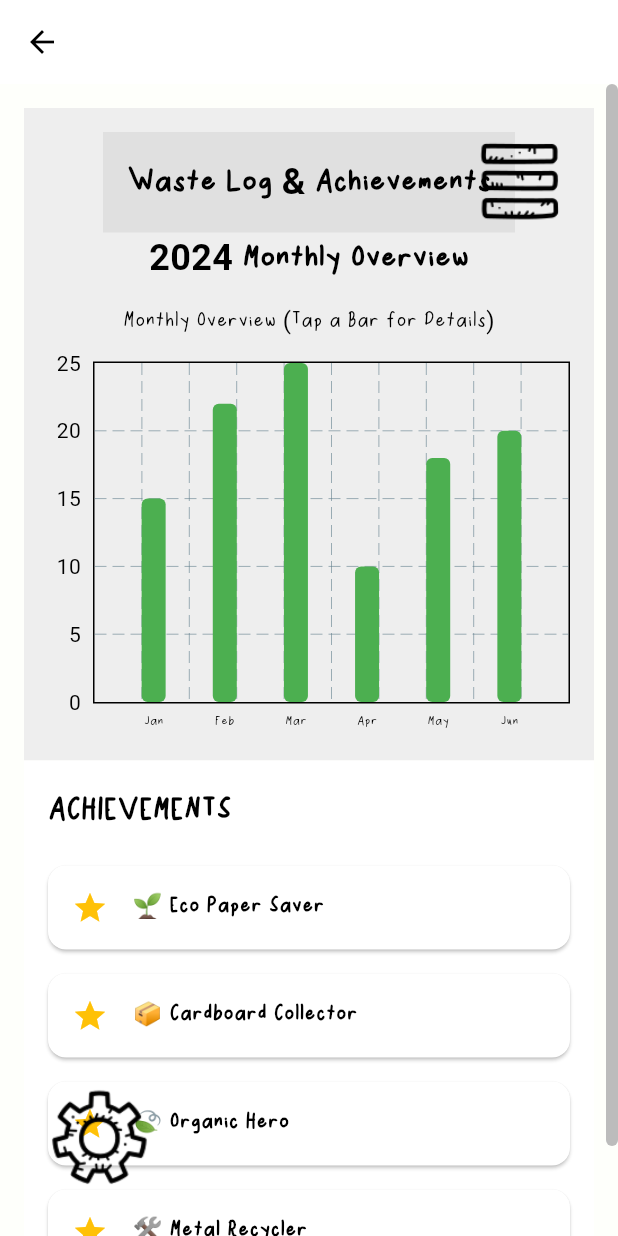
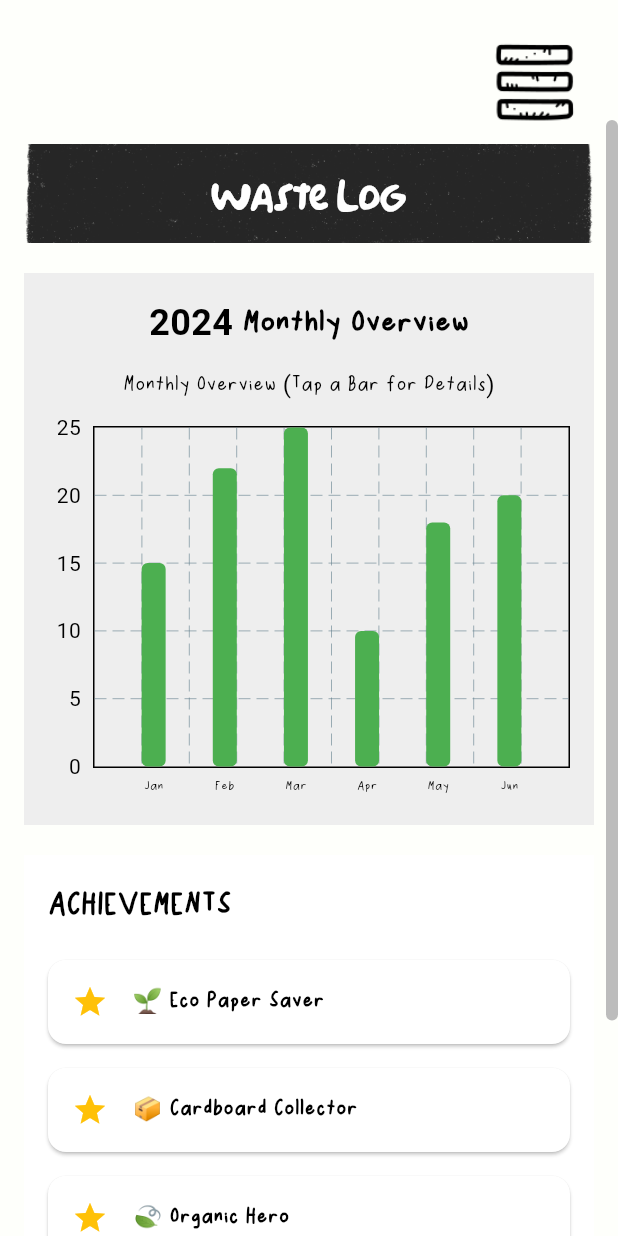
Before and after one commit to clarissachng/trash_classifier, a Flutter app: the OverviewPage screen opened by its route, on a phone screen of 412 x 824 dp. Run offline on Flutter 3.47's test engine with Material 3 defaults, Android fonts, the light colour scheme and no system bars; drawn by our look-alikes of fl_chart; our stand-ins replace camera.

Commit message:
change menu and settings layout

```diff
--- a/lib/overview_page.dart
+++ b/lib/overview_page.dart
@@ -1,5 +1,6 @@
 import 'package:flutter/material.dart';
 import 'package:fl_chart/fl_chart.dart';
+import 'package:flutter/rendering.dart';
 import 'package:intl/intl.dart';
 import '../widget/drawer_menu.dart';
 import '../widget/settings_page.dart';
@@ -18,6 +19,8 @@ class _OverviewPageState extends State<OverviewPage> {
   List<String> achievements = [];
   String? selectedMonth;
   String? currentYear;
+  bool _isMenuVisible = true;
+  bool _isSettingsVisible = false;
 
   final ScrollController _scrollController = ScrollController();
 
@@ -25,6 +28,38 @@ class _OverviewPageState extends State<OverviewPage> {
   void initState() {
     super.initState();
     loadFakeData();
+
+    // Listen to scrolling events
+    _scrollController.addListener(() {
+      if (_scrollController.position.userScrollDirection == ScrollDirection.reverse) {
+        // Hide the menu when scrolling down
+        if (_isMenuVisible) {
+          setState(() {
+            _isMenuVisible = false;
+          });
+        }
+      } else if (_scrollController.position.userScrollDirection == ScrollDirection.forward) {
+        // Show the menu when scrolling up
+        if (!_isMenuVisible) {
+          setState(() {
+            _isMenuVisible = true;
+          });
+        }
+      }
+      if (_scrollController.position.pixels >= _scrollController.position.maxScrollExtent - 10) {
+        if (!_isSettingsVisible) {
+          setState(() {
+            _isSettingsVisible = true;
+          });
+        }
+      } else {
+        if (_isSettingsVisible) {
+          setState(() {
+            _isSettingsVisible = false;
+          });
+        }
+      }
+    });
   }
 
   void loadFakeData() {
@@ -78,12 +113,12 @@ class _OverviewPageState extends State<OverviewPage> {
   @override
   Widget build(BuildContext context) {
     return Scaffold(
-      appBar: AppBar(
-        title: const Text(''),
-      ),
-      body: Stack(
+      body: SafeArea(
+        child: Stack(
           children: [
-          Scrollbar(
+            Padding(
+              padding: const EdgeInsets.only(top: 80),
+              child: Scrollbar(
                 thumbVisibility: true,
                 controller: _scrollController,
                 thickness: 8,
@@ -93,26 +128,36 @@ class _OverviewPageState extends State<OverviewPage> {
                   physics: const BouncingScrollPhysics(),
                   padding: const EdgeInsets.all(16),
                   children: [
-                // Waste Log Section
+                    // Waste Log Title Section (With Background Image)
+                    Container(
+                      decoration: BoxDecoration(
+                        image: DecorationImage(
+                          image: AssetImage('assets/widgets/black-btn.png'),
+                          fit: BoxFit.cover,
+                        ),
+                      ),
+                      padding: const EdgeInsets.all(16),
+                      child: const Center(
+                        child: Text(
+                          'Waste Log',
+                          style: TextStyle(
+                            fontFamily: 'Simpsonfont',
+                            fontSize: 24,
+                            fontWeight: FontWeight.bold,
+                            color: Colors.white,
+                          ),
+                        ),
+                      ),
+                    ),
+
+                    const SizedBox(height: 20), // Spacing before the charts
+
+                    // Monthly Overview Section (Charts)
                     Container(
                       color: Colors.grey[200],
                       padding: const EdgeInsets.all(16),
                       child: Column(
                         children: [
-
-                      // Waste Log & Achievements Title Box
-                      Container(
-                        color: Colors.grey[300], // Background color for the title box
-                        padding: const EdgeInsets.all(16),
-                        child: const Text(
-                          'Waste Log & Achievements',
-                          style: TextStyle(
-                            fontSize: 24,
-                            fontWeight: FontWeight.bold,
-                          ),
-                        ),
-                      ),
-
                           Text(
                             '$currentYear Monthly Overview',
                             style: const TextStyle(
@@ -145,7 +190,9 @@ class _OverviewPageState extends State<OverviewPage> {
                       ),
                     ),
 
-                // Achievements Section (Below)
+                    const SizedBox(height: 20), // Spacing before achievements
+
+                    // Achievements Section
                     Container(
                       color: Colors.white,
                       padding: const EdgeInsets.all(16),
@@ -180,30 +227,38 @@ class _OverviewPageState extends State<OverviewPage> {
                                 );
                               },
                             ),
+                          const SizedBox(height: 50),
                         ],
                       ),
                     ),
                   ],
                 ),
               ),
+            ),
 
-          // Top Right Menu Icon
             Positioned(
-            top: 20,
-            right: 20,
+              top: 10,
+              right: 10,
+              child: AnimatedOpacity(
+                duration: const Duration(milliseconds: 300),
+                opacity: _isMenuVisible ? 1.0 : 0.0, // Hide when scrolling down
                 child: IconButton(
                   icon: Image.asset(
                     'assets/widgets/menu-icon.png',
-                width: 75,
+                    width: 75, // Keep the size
                   ),
                   onPressed: () => _navigateToDrawer(context),
                 ),
               ),
+            ),
 
-          // Settings Button (Bottom Left)
+            // Settings Icon (Bottom Left)
             Positioned(
-            bottom: 20,
-            left: 20,
+              bottom: 10,
+              left: 10,
+              child: AnimatedOpacity(
+                duration: const Duration(milliseconds: 300),
+                opacity: _isSettingsVisible ? 1.0 : 0.0, // Appears only at the bottom
                 child: IconButton(
                   icon: Image.asset(
                     'assets/icon/settings-icon.png',
@@ -212,10 +267,14 @@ class _OverviewPageState extends State<OverviewPage> {
                   onPressed: () => _navigateToSettings(context),
                 ),
               ),
+            ),
           ],
+        ),
       ),
     );
   }
+
+
   Widget buildMonthlyBarChart() {
     return BarChart(
       BarChartData(
```
Lines whose indentation alone changed are shown as unchanged.
